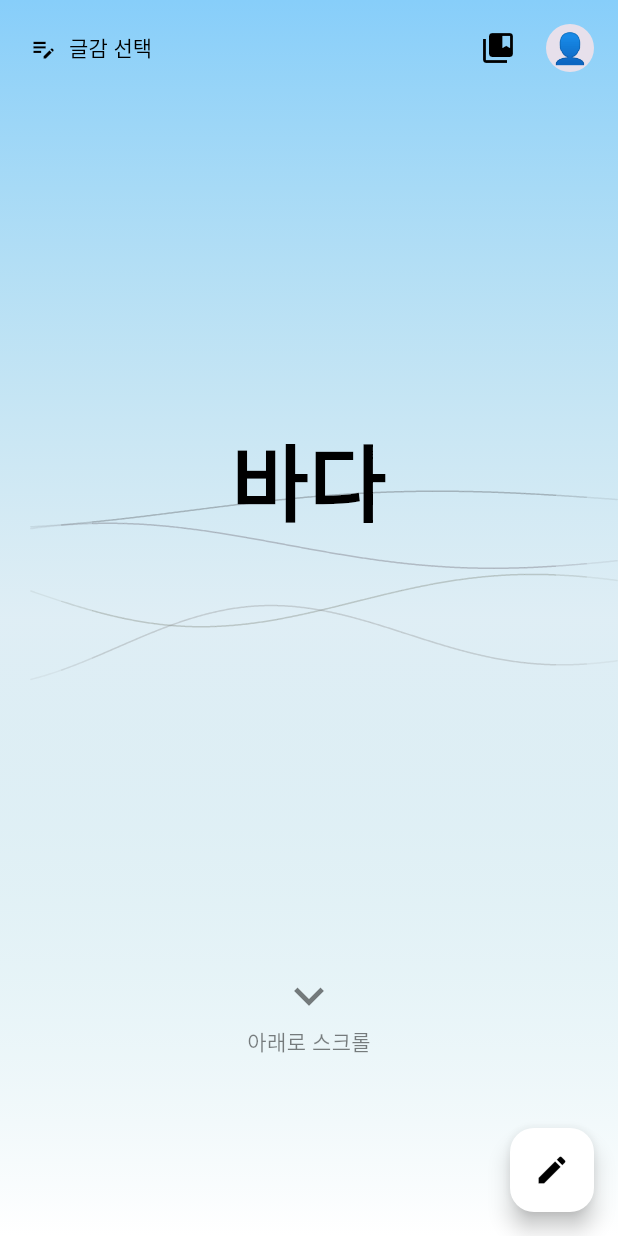
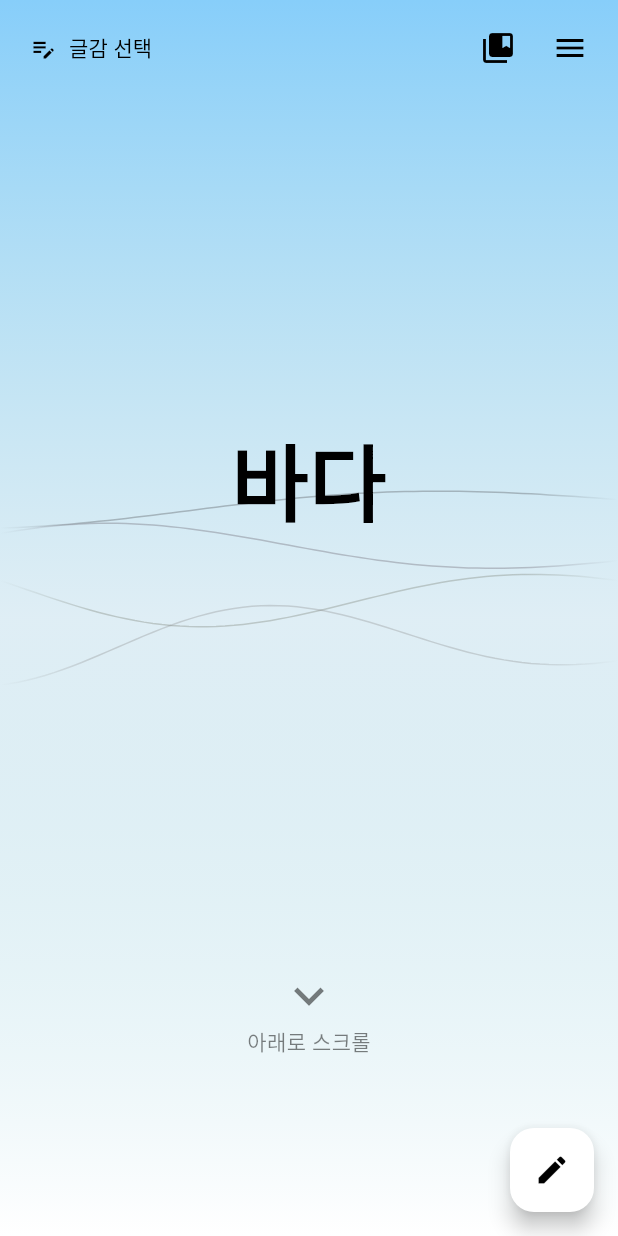
Before and after one commit to DDooTTaa/freshline, a Flutter app: the HomeScreen screen opened directly, after a tap on "아래로 스크롤", after a tap on the "edit note" icon, on a phone screen of 412 x 824 dp. Run offline on Flutter 3.47's test engine with Material 3 defaults, Android fonts, the phone set to English and light mode, and no system bars; our stand-ins replace cloud_firestore, firebase_auth, firebase_core, google_sign_in, shared_preferences, sqflite; missing offline and left inert: kakao_flutter_sdk_user; accounts and stored records are empty; generated files the repository leaves out were written again.

Commit message:
최적화

```diff
--- a/lib/screens/home_screen.dart
+++ b/lib/screens/home_screen.dart
@@ -1,6 +1,7 @@
 import 'package:flutter/material.dart';
 import 'package:flutter/physics.dart';
 import 'dart:math' as math;
+import 'dart:ui' as ui;
 import '../services/word_service.dart';
 import '../services/auth_service.dart';
 import '../services/firestore_service.dart';
@@ -463,19 +464,16 @@ class _HomeScreenState extends State<HomeScreen> with TickerProviderStateMixin {
               ),
               // 물결 애니메이션
               Positioned.fill(
-                child: RepaintBoundary(
                 child: AnimatedBuilder(
                   animation: _waveAnimationController,
                   builder: (context, child) {
-                      // 모듈로 연산을 여기서 처리하여 CustomPainter의 계산 부담 감소
-                      final t =
-                          (_waveAnimationController.value * 8) % (2 * math.pi);
+                    // 연속적인 값 사용 (모듈로 연산은 각 물결의 waveOffset에서 처리)
+                    final t = _waveAnimationController.value * 8;
                     return CustomPaint(
                       size: Size.infinite,
                       painter: _HomeWavePainter(t),
                     );
                   },
-                  ),
                 ),
               ),
               // 상단 네비게이션 버튼들
@@ -518,14 +516,9 @@ class _HomeScreenState extends State<HomeScreen> with TickerProviderStateMixin {
                             color: textColor,
                           ),
                           PopupMenuButton<String>(
-                            icon: CircleAvatar(
-                              radius: 16,
-                              backgroundColor:
-                                  Theme.of(context).colorScheme.surfaceVariant,
-                              child: const Text(
-                                '👤',
-                                style: TextStyle(fontSize: 20),
-                              ),
+                            icon: Icon(
+                              Icons.menu,
+                              color: textColor,
                             ),
                             color: Theme.of(context).colorScheme.surface,
                             onSelected: (value) async {
@@ -784,23 +777,22 @@ class _HomeWavePainter extends CustomPainter {
 
   @override
   void paint(Canvas canvas, Size size) {
+    // 상수 값들을 미리 계산
+    final twoPi = 2 * math.pi;
+
     // 4개의 실 같은 선 그리기
     for (int i = 0; i < 4; i++) {
       // 각 선마다 다른 속도와 방향
       final speed = 0.05 + (i * 0.05);
-      final waveOffset = t * speed * 2 * math.pi + (i * math.pi / 6);
+      // 모듈로 연산을 CustomPainter 내부에서 처리하여 부드러운 전환 보장
+      final baseOffset = t * speed * twoPi + (i * math.pi / 6);
+      final waveOffset = baseOffset % twoPi;
       final amplitude = 15.0 + (i * 5.0);
       final frequency = 0.01 + (i * 0.002);
       // 중앙보다 50px 위에 배치 (화면 중앙 기준으로 위아래로 분산)
       final centerY = size.height * 0.5 - 30;
       final spacing = 30.0; // 간격을 30으로 설정
       final yOffset = centerY - (spacing * 1.5) + (i * spacing);
-
-      // 실 같은 얇은 선으로 그리기
-      final paint = Paint()
-        ..style = PaintingStyle.stroke
-        ..strokeWidth = 1
-        ..strokeCap = StrokeCap.round;
 
       // 각 선마다 다른 색상 톤 적용
       final gradientProgress = (yOffset / size.height).clamp(0.0, 1.0);
@@ -832,28 +824,15 @@ class _HomeWavePainter extends CustomPainter {
 
       final baseOpacity = 0.4 - (i * 0.03);
 
-      // 선을 여러 구간으로 나누어 페이드 효과 적용
-      final segmentWidth = size.width / 20; // 20개 구간으로 나눔
-
-      for (int segment = 0; segment < 20; segment++) {
-        final startX = segment * segmentWidth;
-        final endX = (segment + 1) * segmentWidth;
-
-        // 양 끝에서 페이드 인/아웃 효과
-        double fadeOpacity = 1.0;
-        if (segment < 3) {
-          // 왼쪽 끝: 페이드 인
-          fadeOpacity = segment / 3.0;
-        } else if (segment > 16) {
-          // 오른쪽 끝: 페이드 아웃
-          fadeOpacity = (20 - segment) / 3.0;
-        }
-
+      // 전체 Path를 한 번에 생성하여 성능 최적화
       final path = Path();
       bool isFirstPoint = true;
 
-        // 각 구간의 곡선 생성
-        for (double x = startX; x <= endX; x += 1) {
+      // 샘플링 간격을 6픽셀로 늘려 성능 향상
+      final sampleStep = 6.0;
+
+      // 전체 선을 한 번에 그리기
+      for (double x = 0; x <= size.width; x += sampleStep) {
         final y = yOffset +
             amplitude *
                 math.sin((x * frequency) + waveOffset) *
@@ -867,12 +846,29 @@ class _HomeWavePainter extends CustomPainter {
         }
       }
 
-        // 각 구간마다 다른 투명도 적용
-        paint.color =
-            Color.fromRGBO(r, g, b, baseOpacity * fadeOpacity.clamp(0.0, 1.0));
+      // 마지막 점 추가
+      final lastY = yOffset +
+          amplitude * math.sin((size.width * frequency) + waveOffset) * 0.5;
+      path.lineTo(size.width, lastY);
+
+      // 페이드 효과를 그라데이션으로 적용
+      final paint = Paint()
+        ..style = PaintingStyle.stroke
+        ..strokeWidth = 1
+        ..strokeCap = StrokeCap.round
+        ..shader = ui.Gradient.linear(
+          Offset(0, yOffset),
+          Offset(size.width, yOffset),
+          [
+            Color.fromRGBO(r, g, b, 0.0), // 왼쪽 끝 투명
+            Color.fromRGBO(r, g, b, baseOpacity), // 중앙 불투명
+            Color.fromRGBO(r, g, b, baseOpacity), // 중앙 불투명
+            Color.fromRGBO(r, g, b, 0.0), // 오른쪽 끝 투명
+          ],
+          [0.0, 0.15, 0.85, 1.0],
+        );
 
       canvas.drawPath(path, paint);
-      }
     }
   }
 
```
Lines whose indentation alone changed are shown as unchanged.
